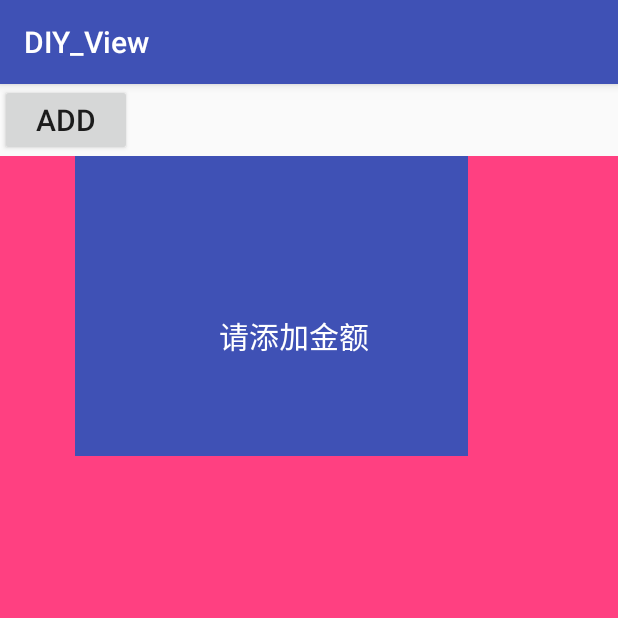
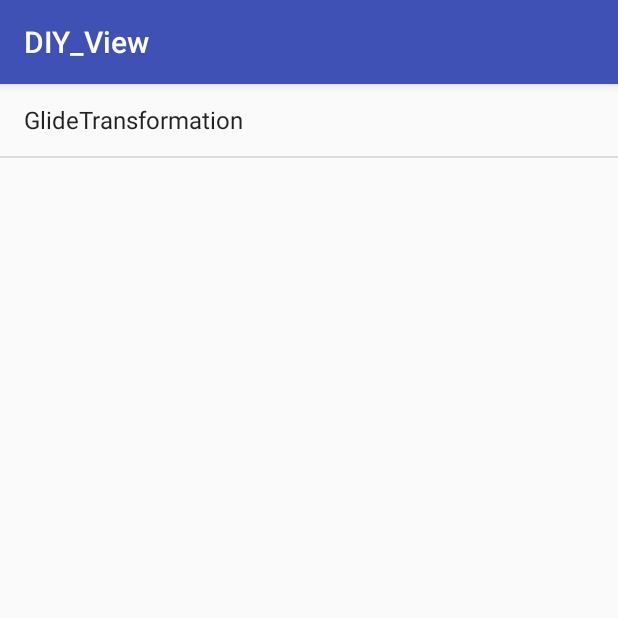
Before and after one commit to kishimotoindb/DIY_View, an Android app: the screen it shows after launch (MainActivity), on a phone screen of 412 x 824 dp, the top half of it. Run offline under Robolectric (Android 15) with nearby library versions, the phone set to English and light mode, and no system bars.

Commit message:
Glide的transformation学习，canvas的学习

```diff
--- a/app/build.gradle
+++ b/app/build.gradle
@@ -24,7 +24,8 @@ dependencies {
     androidTestCompile('com.android.support.test.espresso:espresso-core:2.2.2', {
         exclude group: 'com.android.support', module: 'support-annotations'
     })
-    compile 'com.android.support:appcompat-v7:26.+'
+    compile 'com.github.bumptech.glide:glide:3.7.0'
+    compile 'com.android.support:appcompat-v7:25.4.0'
     compile 'com.android.support.constraint:constraint-layout:1.0.2'
     testCompile 'junit:junit:4.12'
 }
--- a/app/src/main/AndroidManifest.xml
+++ b/app/src/main/AndroidManifest.xml
@@ -1,6 +1,8 @@
 <?xml version="1.0" encoding="utf-8"?>
 <manifest xmlns:android="http://schemas.android.com/apk/res/android"
           package="com.example.bear.diy_view">
+
+    <uses-permission android:name="android.permission.INTERNET"/>
 
     <application
         android:allowBackup="true"
@@ -16,6 +18,10 @@
                 <category android:name="android.intent.category.LAUNCHER"/>
             </intent-filter>
         </activity>
+        <activity android:name=".GlideBitmapTransformation.GlideTransformationActivity">
+        </activity>
+        <activity android:name=".LabelView.LabelWallActivity">
+        </activity>
     </application>
 
 </manifest>
--- a/app/src/main/java/com/example/bear/diy_view/MainActivity.java
+++ b/app/src/main/java/com/example/bear/diy_view/MainActivity.java
@@ -1,73 +1,53 @@
 package com.example.bear.diy_view;
 
-import android.content.Context;
-import android.os.Handler;
-import android.os.Message;
+import android.content.Intent;
+import android.os.Bundle;
+import android.support.annotation.Nullable;
 import android.support.v7.app.AppCompatActivity;
-import android.os.Bundle;
 import android.view.View;
-import android.widget.LinearLayout;
-import android.widget.TextView;
-import android.widget.Toast;
+import android.widget.AdapterView;
+import android.widget.ListView;
+import android.widget.SimpleAdapter;
+
+import com.example.bear.diy_view.GlideBitmapTransformation.GlideTransformationActivity;
 
 import java.util.ArrayList;
-
-import static android.R.attr.label;
+import java.util.HashMap;
+import java.util.Map;
 
 public class MainActivity extends AppCompatActivity {
-
-    private LabelWall mWall;
-    private ArrayList<String> mLabels;
+    final String KEY_1 = "KEY_1";
+    final String KEY_2 = "KEY_2";
 
     @Override
-    protected void onCreate(Bundle savedInstanceState) {
+    protected void onCreate(@Nullable Bundle savedInstanceState) {
         super.onCreate(savedInstanceState);
         setContentView(R.layout.activity_main);
-        mWall = (LabelWall) findViewById(R.id.wall);
-        mLabels = new ArrayList<>();
-        for (int i = 0; i < 100; i++) {
-            mLabels.add("小袋鼠嘤嘤嘤" + i);
-        }
-    }
+        ListView listView = (ListView) findViewById(R.id.listView);
 
-    public void onClick(View view) {
-        mWall.setAdapter(new MyAdatper(mLabels));
-        mWall.addOnLabelClickListener(new LabelWall.OnLabelClickListener() {
+        ArrayList<Map<String, Object>> data = new ArrayList<>();
+
+        //第一个示例：GlideTransformation
+        HashMap<String, Object> item1 = new HashMap<>();
+        item1.put(KEY_1, "GlideTransformation");
+        item1.put(KEY_2, GlideTransformationActivity.class);
+        data.add(item1);
+
+        listView.setAdapter(new SimpleAdapter(
+                this,
+                data,
+                android.R.layout.simple_list_item_1,
+                new String[]{KEY_1},
+                new int[]{android.R.id.text1})
+        );
+
+
+        listView.setOnItemClickListener(new AdapterView.OnItemClickListener() {
             @Override
-            public void onLabelClick(LabelWall labelWall, View v, int position, int id) {
-                labelWall.getAdapter().getData().remove(position);
-                labelWall.getAdapter().notifyDataSetChanged();
+            public void onItemClick(AdapterView<?> parent, View view, int position, long id) {
+                Map<String, Object> item = (Map<String, Object>) parent.getItemAtPosition(position);
+                startActivity(new Intent(MainActivity.this, (Class<?>) item.get(KEY_2)));
             }
         });
     }
-
-    static class MyAdatper extends LabelWall.LabelAdapter<String> {
-        public MyAdatper(ArrayList<String> data) {
-            super(data);
-        }
-
-        @Override
-        public View getView(LabelWall parent, View convertView, int position) {
-            ViewHolder holder;
-            if (convertView == null) {
-                convertView = View.inflate(parent.getContext(), R.layout.item_label, null);
-                holder = new ViewHolder(convertView);
-                convertView.setTag(holder);
-            } else {
-                holder = (ViewHolder) convertView.getTag();
-            }
-            holder.tv.setText(mData.get(position));
-            return convertView;
-        }
-
-        static class ViewHolder {
-            TextView tv;
-
-            public ViewHolder(View view) {
-                tv = (TextView) view.findViewById(R.id.tv);
-            }
-        }
-
-    }
-
 }
--- a/app/src/main/res/layout/activity_main.xml
+++ b/app/src/main/res/layout/activity_main.xml
@@ -4,37 +4,8 @@
               android:layout_width="match_parent"
               android:layout_height="match_parent"
               android:orientation="vertical">
-
-    <Button
-        android:layout_width="wrap_content"
-        android:layout_height="wrap_content"
-        android:onClick="onClick"
-        android:text="add"
-        android:textSize="20sp"/>
-
-    <android.support.v4.widget.NestedScrollView
+    <ListView
+        android:id="@+id/listView"
         android:layout_width="match_parent"
-        android:layout_height="match_parent"
-        android:background="@color/colorAccent"
-        android:paddingLeft="50dp"
-        android:paddingRight="100dp">
-
-        <com.example.bear.diy_view.LabelWall
-            android:id="@+id/wall"
-            android:paddingBottom="10dp"
-            android:layout_width="match_parent"
-            android:layout_height="wrap_content"
-            android:background="@color/colorPrimary"
-            android:minHeight="200dp"
-            android:paddingLeft="50dp"
-            android:paddingRight="20dp"
-            bear:emptyMsgOnLeftConner="false"
-            android:paddingTop="50dp"
-            bear:emptyMsgText="请添加金额"
-            bear:emptyMsgTextColor="@android:color/white"
-            bear:emptyMsgTextSize="20sp"
-            bear:labelHorizontalSpace="1dp"
-            bear:labelVerticalSpace="1dp"/>
-
-    </android.support.v4.widget.NestedScrollView>
+        android:layout_height="match_parent"/>
 </LinearLayout>
```
Also changed, not shown: app/src/main/java/com/example/bear/diy_view/GlideBitmapTransformation/GlideTransformationActivity.java (added, +28 -0 lines), app/src/main/java/com/example/bear/diy_view/GlideBitmapTransformation/RoundBitmapTransformation.java (added, +65 -0 lines), app/src/main/java/com/example/bear/diy_view/LabelView/LabelWall.java (renamed from app/src/main/java/com/example/bear/diy_view/LabelWall.java, +3 -4 lines), app/src/main/java/com/example/bear/diy_view/LabelView/LabelWallActivity.java (added, +68 -0 lines), app/src/main/res/layout/activity_glide_transformation.xml (added, +27 -0 lines), app/src/main/res/layout/activity_label_wall.xml (added, +52 -0 lines), build.gradle (+8 -0 lines), app/src/main/res/drawable/example.png (added).
